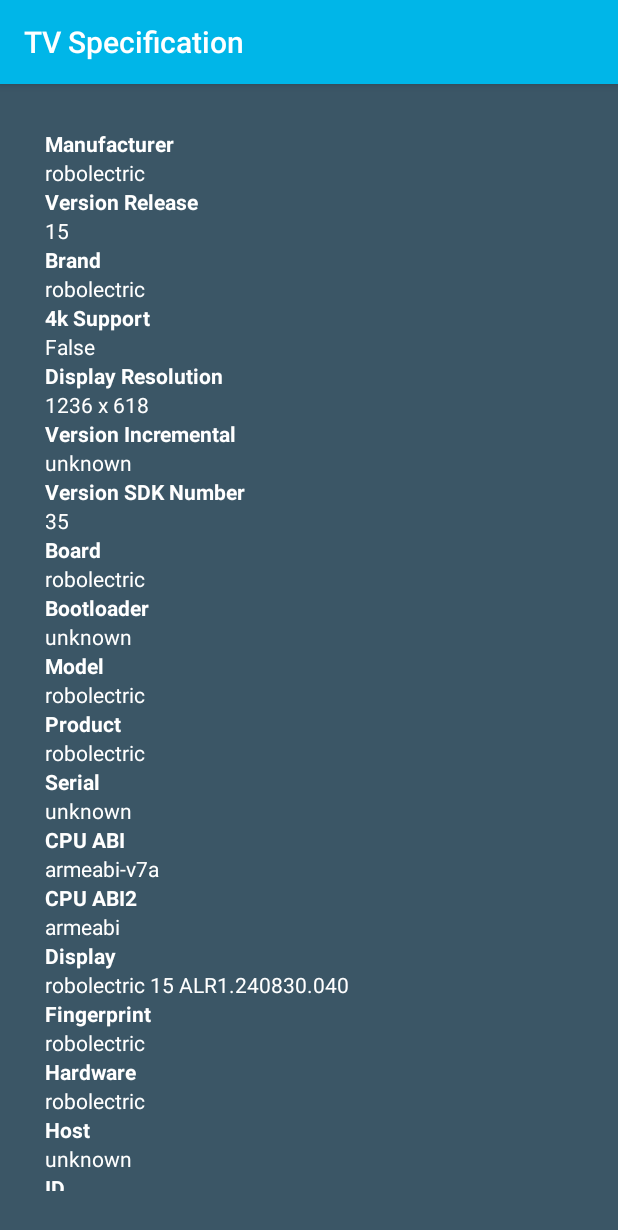
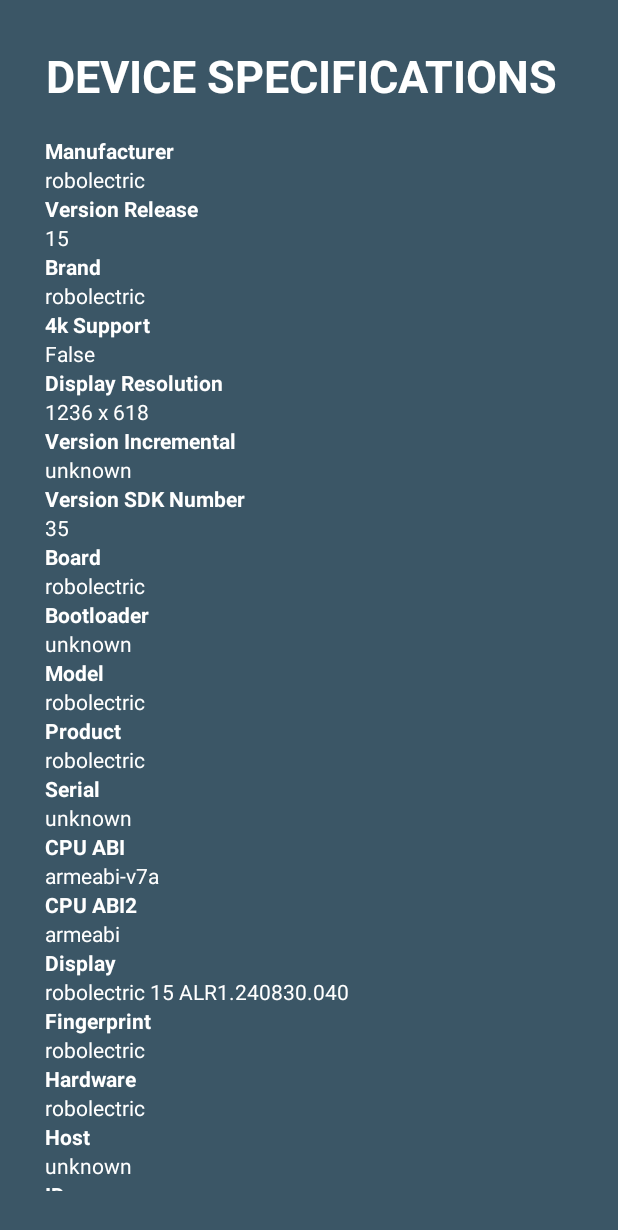
Before and after one commit to hammey07/TVSpecification, an Android app: the screen it shows after launch (TVinfo), on a phone screen of 412 x 824 dp. Shown: the top 1230 px of the screen. Run offline under Robolectric (Android 15) with nearby library versions, the phone set to English and light mode, and no system bars.

```diff
--- a/app/build.gradle
+++ b/app/build.gradle
@@ -3,10 +3,10 @@ apply plugin: 'com.android.application'
 android {
     compileSdkVersion 28
     defaultConfig {
-        applicationId "com.example.tvspecification"
+        applicationId "com.tvApplication.tvspecification"
         minSdkVersion 21
         targetSdkVersion 28
-        versionCode 1
+        versionCode 3
         versionName "1.0"
     }
     buildTypes {
--- a/app/src/main/AndroidManifest.xml
+++ b/app/src/main/AndroidManifest.xml
@@ -1,7 +1,7 @@
 <?xml version="1.0" encoding="utf-8"?>
 <manifest xmlns:android="http://schemas.android.com/apk/res/android"
     xmlns:tools="http://schemas.android.com/tools"
-    package="com.example.tvspecification">
+    package="com.tvApplication.tvspecification">
 
     <application
         android:allowBackup="true"
@@ -9,8 +9,8 @@
         android:label="@string/app_name"
         android:supportsRtl="true"
         android:theme="@style/AppTheme">
-        <activity android:name=".TVinfo"></activity>
-        <activity android:name=".MainActivity">
+        <activity android:name="com.tvApplication.tvspecification.TVinfo"></activity>
+        <activity android:name="com.tvApplication.tvspecification.MainActivity">
         <intent-filter>
             <action android:name="android.intent.action.MAIN" />
             <category android:name="android.intent.category.LAUNCHER" />
--- a/app/src/main/java/com/example/tvspecification/MainActivity.java
+++ b/app/src/main/java/com/tvApplication/tvspecification/MainActivity.java
@@ -1,4 +1,4 @@
-package com.example.tvspecification;
+package com.tvApplication.tvspecification;
 
 import androidx.appcompat.app.AppCompatActivity;
 
@@ -7,11 +7,12 @@ import android.os.Bundle;
 import android.os.Handler;
 
 public class MainActivity extends AppCompatActivity {
-    private int SPLASH_TIME_OUT = 2000;
+    private int SPLASH_TIME_OUT = 4000;
     @Override
     protected void onCreate(Bundle savedInstanceState) {
         super.onCreate(savedInstanceState);
         setContentView(R.layout.activity_main);
+        getSupportActionBar().hide();
         new Handler().postDelayed(new Runnable() {
             @Override
             public void run() {
--- a/app/src/main/java/com/example/tvspecification/TVinfo.java
+++ b/app/src/main/java/com/tvApplication/tvspecification/TVinfo.java
@@ -1,4 +1,4 @@
-package com.example.tvspecification;
+package com.tvApplication.tvspecification;
 
 import android.content.DialogInterface;
 import android.content.Intent;
@@ -21,7 +21,7 @@ public class TVinfo extends AppCompatActivity {
     protected void onCreate(Bundle savedInstanceState) {
         super.onCreate(savedInstanceState);
         setContentView(R.layout.activity_tvinfo);
-
+        getSupportActionBar().hide();
         version_release = findViewById(R.id.versionRelease);
         version_incremental = findViewById(R.id.versionIncremental);
         version_sdk_number = findViewById(R.id.versionSdkNumber);
--- a/app/src/main/res/layout/activity_tvinfo.xml
+++ b/app/src/main/res/layout/activity_tvinfo.xml
@@ -21,6 +21,16 @@
                 android:layout_width="wrap_content"
                 android:layout_height="wrap_content"
                 android:orientation="vertical">
+
+                <TextView
+                    android:layout_width="match_parent"
+                    android:layout_height="wrap_content"
+                    android:text="DEVICE SPECIFICATIONS"
+                    android:textColor="@color/textColor"
+                    android:textStyle="bold"
+                    android:paddingBottom="20dp"
+                    android:textSize="30sp"
+                    android:textAlignment="center"/>
 
                 <TextView
                     android:layout_width="match_parent"
```
